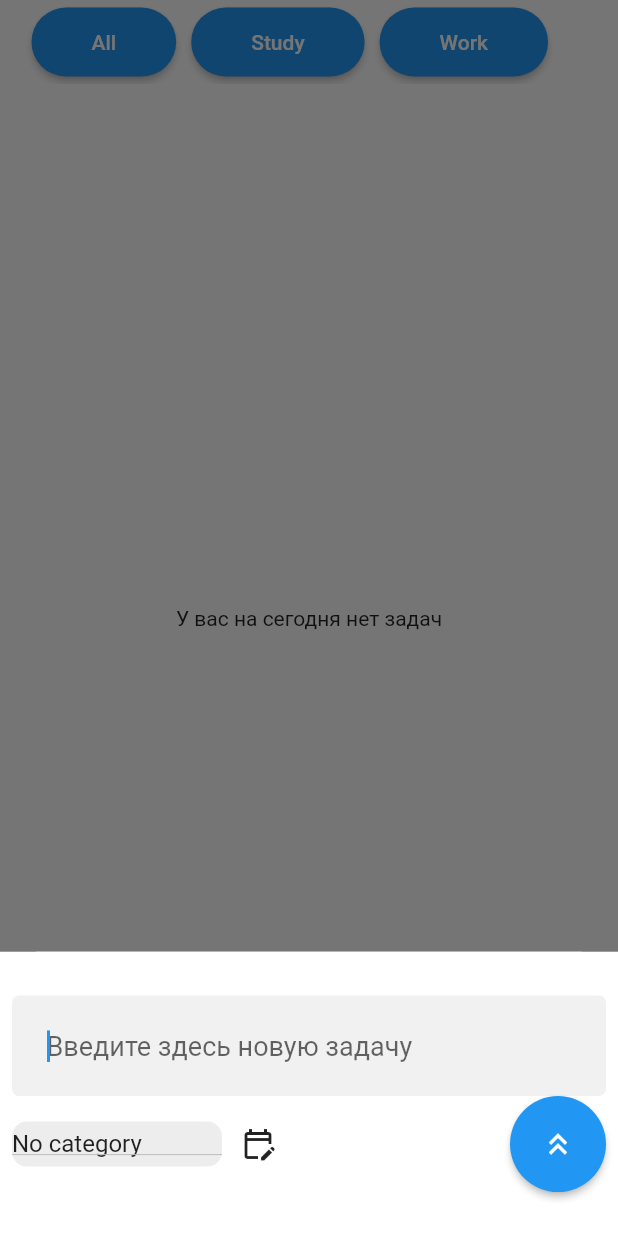
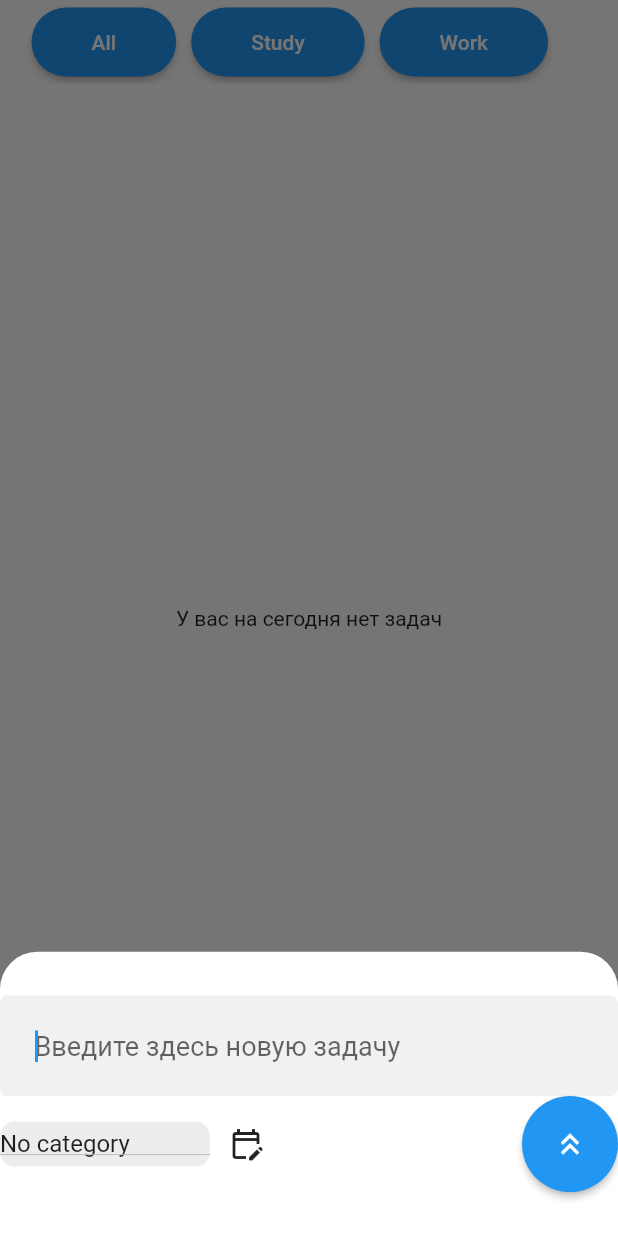
Before and after one commit to Ali-peu/to_do, a Flutter app: the screen it shows after launch, after a tap on the "add" icon, on a phone screen of 412 x 824 dp. Run offline on Flutter 3.47's test engine with Material 2 defaults, Android fonts, the phone set to English and light mode, and no system bars; our stand-ins replace cloud_firestore, firebase_auth, firebase_core, flutter_slidable, fluttertoast, google_sign_in and 3 more; accounts and stored records are empty.

Commit message:
add_animated_icon_expansionTile

```diff
--- a/lib/page/add_task_with_plus.dart
+++ b/lib/page/add_task_with_plus.dart
@@ -48,11 +48,7 @@ class _AddTaskState extends State<AddTask> {
 
   @override
   Widget build(BuildContext context) {
-    return Scaffold(
-      resizeToAvoidBottomInset: true,
-      body: Padding(
-        padding: const EdgeInsets.symmetric(horizontal: 8),
-        child: Column(
+    return Column(
       mainAxisAlignment: MainAxisAlignment.center,
       children: [
         Flexible(
@@ -102,8 +98,6 @@ class _AddTaskState extends State<AddTask> {
           ],
         )
       ],
-        ),
-      ),
     );
   }
 
@@ -151,6 +145,9 @@ class _AddTaskState extends State<AddTask> {
       maxLines: 1,
       autofocus: true,
       controller: subtitle,
+      onEditingComplete: () {
+        saveTask();
+      },
       focusNode: _focusNode2,
       style: const TextStyle(fontSize: 18, color: Colors.black),
       decoration: const InputDecoration(
--- a/lib/page/calendar_page.dart
+++ b/lib/page/calendar_page.dart
@@ -18,6 +18,8 @@ class _CalendarPageState extends State<CalendarPage> {
 
   List<Note> selectedDataNotes = [];
 
+  Future<Box<Note>> listTask = Hive.openBox<Note>('box');
+
   void getSelectedDateNotes() async {
     final box = Hive.box<Note>('box');
     selectedDataNotes = box.values.where((task) {
@@ -37,6 +39,9 @@ class _CalendarPageState extends State<CalendarPage> {
   @override
   void initState() {
     super.initState();
+
+    listTask;
+
     getSelectedDateNotes();
     final box = Hive.box<Note>('box');
     box.watch().listen((event) {
@@ -47,6 +52,8 @@ class _CalendarPageState extends State<CalendarPage> {
   @override
   Widget build(BuildContext context) {
     return Column(
+      crossAxisAlignment: CrossAxisAlignment.start,
+      mainAxisSize: MainAxisSize.min,
       children: [
         TableCalendar(
           focusedDay: _focusedDay,
@@ -61,24 +68,35 @@ class _CalendarPageState extends State<CalendarPage> {
           },
           selectedDayPredicate: (day) => isSameDay(day, _selectedDay),
         ),
-        Flexible(
-          child: selectedDataNotes.isEmpty
-              ? const Center(
+        FutureBuilder(
+            future: listTask,
+            builder: (BuildContext context, AsyncSnapshot<Box<Note>> response) {
+              if (response.data == null || response.data!.isEmpty) {
+                return const Center(
                   child: Text(
                     'У вас нет задач на этот день',
                     style: TextStyle(color: Colors.teal),
                   ),
-                )
-              : ListView.builder(
+                );
+              } else {
+                List<Note> dateNotes = response.data!.values
+                    .where((element) =>
+                        DateUtils.dateOnly(element.time) ==
+                        DateUtils.dateOnly(_focusedDay))
+                    .toList();
+                return ListView.builder(
+                  scrollDirection: Axis.vertical,
+                  shrinkWrap: true,
                   itemBuilder: (context, index) {
                     return Padding(
                       padding: const EdgeInsets.all(10.0),
-                      child: TaskWidgetForCalendar(selectedDataNotes[index]),
+                      child: TaskWidgetForCalendar(dateNotes[index]),
                     );
                   },
-                  itemCount: selectedDataNotes.length,
-                ),
-        ),
+                  itemCount: dateNotes.length,
+                );
+              }
+            }),
       ],
     );
   }
--- a/lib/page/home.dart
+++ b/lib/page/home.dart
@@ -68,6 +68,8 @@ class _MyHomePageState extends State<MyHomePage> {
           borderRadius: BorderRadius.vertical(top: Radius.circular(25)),
         ),
         builder: (context) => Container(
+            padding: EdgeInsets.only(
+                bottom: MediaQuery.of(context).viewInsets.bottom),
             height: height,
             decoration: const BoxDecoration(
                 borderRadius: BorderRadius.vertical(top: Radius.circular(25))),
--- a/lib/page/task_page.dart
+++ b/lib/page/task_page.dart
@@ -44,6 +44,7 @@ class _TaskPageState extends State<TaskPage> {
     });
   }
 
+  int _currIndex = 0;
   TextEditingController taskText = TextEditingController();
   ExpansionTileController controller = ExpansionTileController();
 
@@ -101,13 +102,46 @@ class _TaskPageState extends State<TaskPage> {
                 Visibility(
                   visible: today.isEmpty ? false : true,
                   child: ExpansionTile(
+                      controller: ExpansionTileController(),
                       // shape: null,
                       initiallyExpanded: true,
-                      title: const Row(
-                        children: [Text("Today"), Icon(Icons.arrow_downward)],
+                      onExpansionChanged: (bool value) {
+                        setState(() {
+                          _currIndex = _currIndex == 0 ? 1 : 0;
+                        });
+                      },
+                      title: Row(
+                        children: [
+                          const Text("Today"),
+                          AbsorbPointer(
+                            child: IconButton(
+                              icon: AnimatedSwitcher(
+                                  duration: const Duration(milliseconds: 300),
+                                  transitionBuilder: (child, anim) =>
+                                      RotationTransition(
+                                        turns: child.key ==
+                                                const ValueKey('icon1')
+                                            ? Tween<double>(begin: 0, end: 1)
+                                                .animate(anim)
+                                            : Tween<double>(begin: 1, end: 0)
+                                                .animate(anim),
+                                        child: FadeTransition(
+                                            opacity: anim, child: child),
+                                      ),
+                                  child: _currIndex == 0
+                                      ? const Icon(Icons.arrow_drop_down_sharp,
+                                          key: ValueKey('icon1'))
+                                      : const Icon(
+                                          Icons.arrow_drop_up_sharp,
+                                          key: ValueKey('icon2'),
+                                        )),
+                              onPressed: () {},
+                            ),
+                          ),
+                        ],
                       ),
-                      trailing: const Visibility(
-                          visible: false, child: Icon(Icons.h_mobiledata)),
+                      trailing:
+                          const Visibility(visible: false, child: Text('')),
                       children: today.map<Widget>((Note note) {
                         return TaskWidget(note);
                       }).toList()),
@@ -137,19 +171,6 @@ class _TaskPageState extends State<TaskPage> {
       ),
     );
   }
-
-  // Padding normalTasksWithoutExpresionTile() {
-  //   return Padding(
-  //       padding: const EdgeInsets.all(8.0),
-  //       child: ListView.builder(
-  //         itemBuilder: ((context, index) {
-  //           return TaskWidget(noteList[index]);
-
-  //           // return TaskWidget(noteList[index]);
-  //         }),
-  //         itemCount: noteList.length,
-  //       ));
-  // }
 
   Widget elevatedCategoryButtonInAppBar(String category) {
     return Padding(
```
Also changed, not shown: lib/widgets/task_widget_for_calendar_page.dart (+6 -3 lines). Lines whose indentation alone changed are shown as unchanged.
